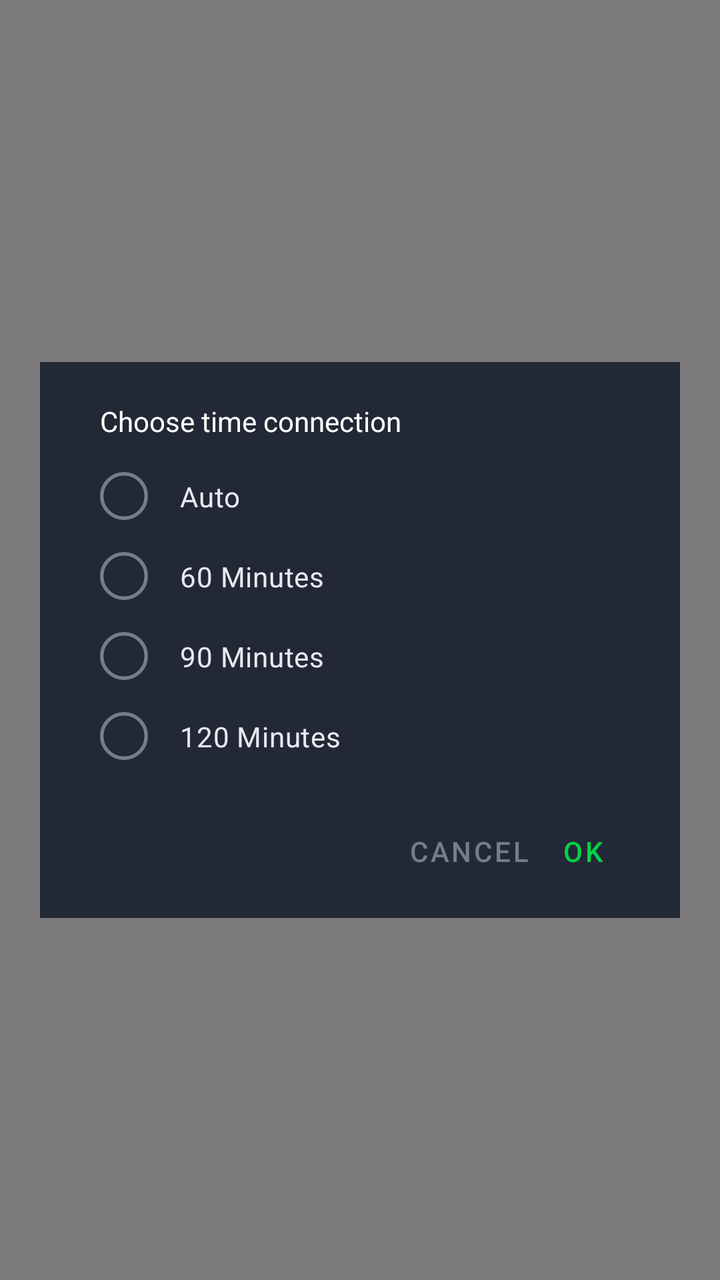
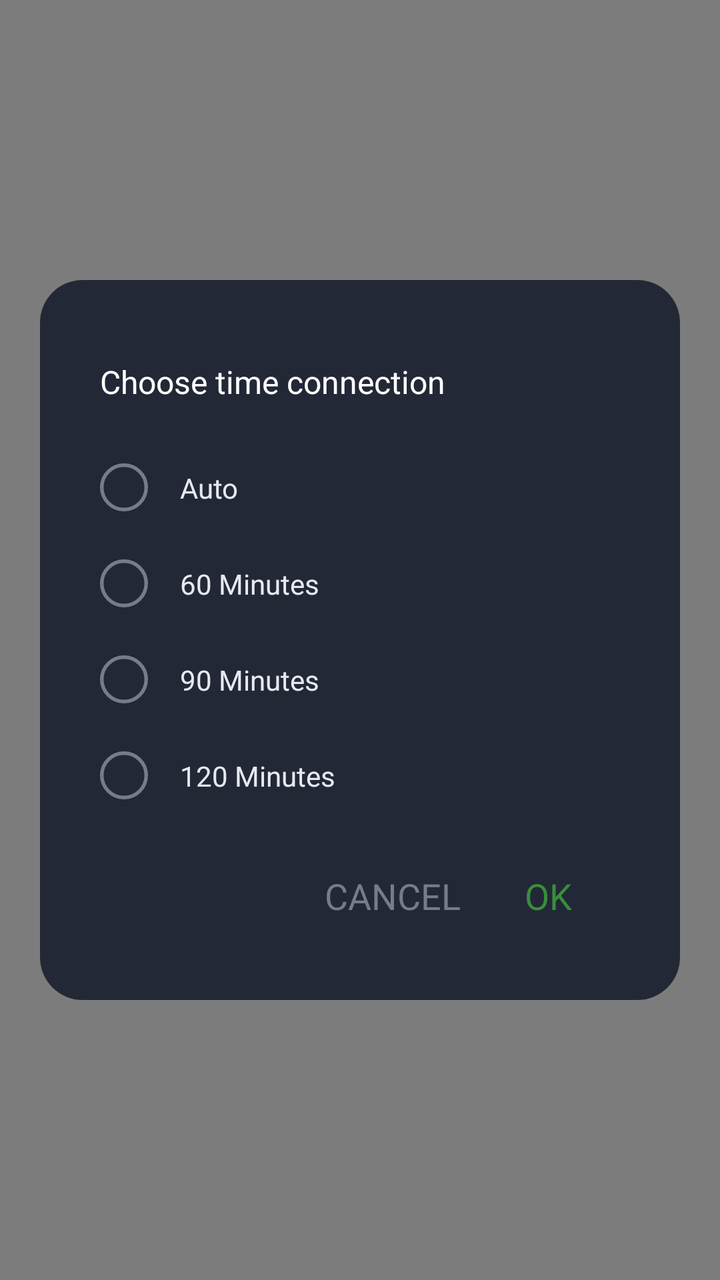

The first picture is an Android layout as it rendered before a commit; the second is the same layout after the commit. The layout source and the unified diff follow.
<!-- AndroidManifest.xml: application theme Theme.SuperVPN -->
<!-- res/layout/dialog_settime.xml -->
<?xml version="1.0" encoding="utf-8"?>
<FrameLayout xmlns:android="http://schemas.android.com/apk/res/android"
    xmlns:app="http://schemas.android.com/apk/res-auto"
    android:layout_width="match_parent"
    android:background="#80000000"
    android:layout_height="match_parent">

    <androidx.constraintlayout.widget.ConstraintLayout
        android:layout_width="match_parent"
        android:layout_height="wrap_content"
        android:layout_gravity="center"
        android:background="#232836"
        android:focusable="true"
        android:layout_marginHorizontal="20dp"
        android:focusableInTouchMode="true"
        android:paddingHorizontal="30dp"
        android:paddingVertical="20dp">

        <androidx.appcompat.widget.AppCompatTextView
            android:id="@+id/tv_title"
            android:layout_width="wrap_content"
            android:layout_height="wrap_content"
            android:text="@string/home_settime"
            android:textColor="@color/white"
            app:layout_constraintStart_toStartOf="parent"
            app:layout_constraintTop_toTopOf="parent" />

        <androidx.appcompat.widget.AppCompatCheckBox
            android:id="@+id/auto_checkbox"
            android:layout_width="24dp"
            android:layout_height="24dp"
            android:layout_marginTop="16dp"
            android:background="@drawable/settime_checkbox"
            android:button="@null"
            android:checked="false"
            android:layout_marginEnd="20dp"
            app:layout_constraintStart_toStartOf="parent"
            app:layout_constraintTop_toBottomOf="@+id/tv_title" />

        <androidx.appcompat.widget.AppCompatTextView
            android:id="@+id/auto_text"
            android:layout_width="0dp"
            android:layout_height="wrap_content"
            android:text="@string/auto"
            android:layout_marginStart="16dp"
            android:textColor="#E6E9F0"
            android:textAppearance="?textAppearanceBody2"
            app:layout_constraintStart_toEndOf="@+id/auto_checkbox"
            app:layout_constraintTop_toTopOf="@+id/auto_checkbox"
            app:layout_constraintBottom_toBottomOf="@+id/auto_checkbox"/>


        <androidx.appcompat.widget.AppCompatCheckBox
            android:id="@+id/min_60"
            android:layout_width="24dp"
            android:layout_height="24dp"
            android:layout_marginTop="16dp"
            android:background="@drawable/settime_checkbox"
            android:button="@null"
            android:checked="false"
            android:layout_marginEnd="20dp"
            app:layout_constraintStart_toStartOf="parent"
            app:layout_constraintTop_toBottomOf="@+id/auto_checkbox" />

        <androidx.appcompat.widget.AppCompatTextView
            android:id="@+id/min_60_text"
            android:layout_width="0dp"
            android:layout_height="wrap_content"
            android:text="@string/min_60"
            android:layout_marginStart="16dp"
            android:textColor="#E6E9F0"
            android:textAppearance="?textAppearanceBody2"
            app:layout_constraintStart_toEndOf="@+id/min_60"
            app:layout_constraintTop_toTopOf="@+id/min_60"
            app:layout_constraintBottom_toBottomOf="@+id/min_60"/>

        <androidx.appcompat.widget.AppCompatCheckBox
            android:id="@+id/min_90"
            android:layout_width="24dp"
            android:layout_height="24dp"
            android:layout_marginTop="16dp"
            android:background="@drawable/settime_checkbox"
            android:button="@null"
            android:checked="false"
            android:layout_marginEnd="20dp"
            app:layout_constraintStart_toStartOf="parent"
            app:layout_constraintTop_toBottomOf="@+id/min_60" />

        <androidx.appcompat.widget.AppCompatTextView
            android:id="@+id/min_90_text"
            android:layout_width="0dp"
            android:layout_height="wrap_content"
            android:text="@string/min_90"
            android:layout_marginStart="16dp"
            android:textColor="#E6E9F0"
            android:textAppearance="?textAppearanceBody2"
            app:layout_constraintStart_toEndOf="@+id/min_90"
            app:layout_constraintTop_toTopOf="@+id/min_90"
            app:layout_constraintBottom_toBottomOf="@+id/min_90"/>

        <androidx.appcompat.widget.AppCompatCheckBox
            android:id="@+id/min_120"
            android:layout_width="24dp"
            android:layout_height="24dp"
            android:layout_marginTop="16dp"
            android:background="@drawable/settime_checkbox"
            android:button="@null"
            android:checked="false"
            android:layout_marginEnd="20dp"
            app:layout_constraintStart_toStartOf="parent"
            app:layout_constraintTop_toBottomOf="@+id/min_90" />

        <androidx.appcompat.widget.AppCompatTextView
            android:id="@+id/min_120_text"
            android:layout_width="0dp"
            android:layout_height="wrap_content"
            android:text="@string/min_120"
            android:layout_marginStart="16dp"
            android:textColor="#E6E9F0"
            android:textAppearance="?textAppearanceBody2"
            app:layout_constraintStart_toEndOf="@+id/min_120"
            app:layout_constraintTop_toTopOf="@+id/min_120"
            app:layout_constraintBottom_toBottomOf="@+id/min_120"/>

        <androidx.appcompat.widget.AppCompatTextView
            android:id="@+id/btn_cancel"
            android:layout_width="wrap_content"
            android:layout_height="wrap_content"
            android:layout_marginTop="32dp"
            android:gravity="center"
            android:paddingStart="@dimen/margin_medium"
            android:paddingTop="@dimen/margin_small"
            android:paddingEnd="@dimen/margin_medium"
            android:paddingBottom="@dimen/margin_small"
            android:text="@string/btn_cancel"
            android:textColor="#767C8A"
            android:textAllCaps="true"
            android:textAppearance="?textAppearanceButton"
            app:layout_constraintEnd_toStartOf="@+id/btn_ok"
            app:layout_constraintTop_toBottomOf="@+id/min_120" />


        <androidx.appcompat.widget.AppCompatTextView
            android:id="@+id/btn_ok"
            android:layout_width="wrap_content"
            android:layout_height="wrap_content"
            android:layout_marginTop="32dp"
            android:gravity="center"
            android:paddingStart="@dimen/margin_medium"
            android:paddingTop="@dimen/margin_small"
            android:paddingEnd="@dimen/margin_medium"
            android:paddingBottom="@dimen/margin_small"
            android:text="@string/btn_ok"
            android:textColor="#01D347"
            android:textAllCaps="true"
            android:textAppearance="?textAppearanceButton"
            app:layout_constraintEnd_toEndOf="parent"
            app:layout_constraintTop_toBottomOf="@+id/min_120" />

    </androidx.constraintlayout.widget.ConstraintLayout>
</FrameLayout>
<!-- resources referenced by this layout -->
<resources>
  <color name="white">#FFFFFFFF</color>
  <dimen name="margin_medium">8dp</dimen>
  <dimen name="margin_small">4dp</dimen>
  <!-- drawable settime_checkbox (drawable) -->
  <?xml version="1.0" encoding="utf-8"?>
  <selector xmlns:android="http://schemas.android.com/apk/res/android">
      <item android:state_checked="true" android:drawable="@drawable/ic_settime_checked" />
      <item android:state_checked="false" android:drawable="@drawable/ic_settime_uncheck" />
  </selector>
  <string name="auto">Auto</string>
  <string name="btn_cancel">Cancel</string>
  <string name="btn_ok">OK</string>
  <string name="home_settime">Choose time connection</string>
  <string name="min_120">120 Minutes</string>
  <string name="min_60">60 Minutes</string>
  <string name="min_90">90 Minutes</string>
  <style name="Theme.SuperVPN" parent="android:Theme.Material.Light.NoActionBar">
          <item name="android:windowFullscreen">true</item>
      </style>
  <!-- unchanged entries left out for length: 2 -->
</resources>

<!-- the commit's change to res/layout/dialog_settime.xml (unified diff, before → after) -->
@@ -9,19 +9,20 @@
         android:layout_width="match_parent"
         android:layout_height="wrap_content"
         android:layout_gravity="center"
-        android:background="#232836"
+        android:background="@drawable/bg_popup"
         android:focusable="true"
         android:layout_marginHorizontal="20dp"
         android:focusableInTouchMode="true"
         android:paddingHorizontal="30dp"
-        android:paddingVertical="20dp">
+        android:paddingVertical="@dimen/margin_3x">
 
         <androidx.appcompat.widget.AppCompatTextView
             android:id="@+id/tv_title"
             android:layout_width="wrap_content"
             android:layout_height="wrap_content"
+            android:layout_marginTop="@dimen/margin_small"
             android:text="@string/home_settime"
-            android:textColor="@color/white"
+            android:textAppearance="@style/App_TextAppearanceBody1"
             app:layout_constraintStart_toStartOf="parent"
             app:layout_constraintTop_toTopOf="parent" />
 
@@ -29,7 +30,7 @@
             android:id="@+id/auto_checkbox"
             android:layout_width="24dp"
             android:layout_height="24dp"
-            android:layout_marginTop="16dp"
+            android:layout_marginTop="@dimen/size_30"
             android:background="@drawable/settime_checkbox"
             android:button="@null"
             android:checked="false"
@@ -42,9 +43,9 @@
             android:layout_width="0dp"
             android:layout_height="wrap_content"
             android:text="@string/auto"
-            android:layout_marginStart="16dp"
-            android:textColor="#E6E9F0"
-            android:textAppearance="?textAppearanceBody2"
+            android:layout_marginStart="@dimen/size_16"
+            android:textColor="@color/text_gray_1"
+            android:textAppearance="@style/App_TextAppearanceBody2"
             app:layout_constraintStart_toEndOf="@+id/auto_checkbox"
             app:layout_constraintTop_toTopOf="@+id/auto_checkbox"
             app:layout_constraintBottom_toBottomOf="@+id/auto_checkbox"/>
@@ -54,7 +55,7 @@
             android:id="@+id/min_60"
             android:layout_width="24dp"
             android:layout_height="24dp"
-            android:layout_marginTop="16dp"
+            android:layout_marginTop="@dimen/margin_24"
             android:background="@drawable/settime_checkbox"
             android:button="@null"
             android:checked="false"
@@ -78,7 +79,7 @@
             android:id="@+id/min_90"
             android:layout_width="24dp"
             android:layout_height="24dp"
-            android:layout_marginTop="16dp"
+            android:layout_marginTop="@dimen/margin_24"
             android:background="@drawable/settime_checkbox"
             android:button="@null"
             android:checked="false"
@@ -102,7 +103,7 @@
             android:id="@+id/min_120"
             android:layout_width="24dp"
             android:layout_height="24dp"
-            android:layout_marginTop="16dp"
+            android:layout_marginTop="@dimen/margin_24"
             android:background="@drawable/settime_checkbox"
             android:button="@null"
             android:checked="false"
@@ -116,7 +117,7 @@
             android:layout_height="wrap_content"
             android:text="@string/min_120"
             android:layout_marginStart="16dp"
-            android:textColor="#E6E9F0"
+            android:textColor="@color/text_gray_1"
             android:textAppearance="?textAppearanceBody2"
             app:layout_constraintStart_toEndOf="@+id/min_120"
             app:layout_constraintTop_toTopOf="@+id/min_120"
@@ -133,9 +134,9 @@
             android:paddingEnd="@dimen/margin_medium"
             android:paddingBottom="@dimen/margin_small"
             android:text="@string/btn_cancel"
-            android:textColor="#767C8A"
+            android:textColor="@color/text_gray_2"
             android:textAllCaps="true"
-            android:textAppearance="?textAppearanceButton"
+            android:textAppearance="@style/App_TextAppearanceButton1"
             app:layout_constraintEnd_toStartOf="@+id/btn_ok"
             app:layout_constraintTop_toBottomOf="@+id/min_120" />
 
@@ -146,14 +147,13 @@
             android:layout_height="wrap_content"
             android:layout_marginTop="32dp"
             android:gravity="center"
-            android:paddingStart="@dimen/margin_medium"
+            android:paddingStart="@dimen/margin_24"
             android:paddingTop="@dimen/margin_small"
-            android:paddingEnd="@dimen/margin_medium"
+            android:paddingEnd="@dimen/margin_24"
             android:paddingBottom="@dimen/margin_small"
             android:text="@string/btn_ok"
-            android:textColor="#01D347"
-            android:textAllCaps="true"
-            android:textAppearance="?textAppearanceButton"
+            android:textColor="@color/successColor"
+            android:textAppearance="@style/App_TextAppearanceButton1"
             app:layout_constraintEnd_toEndOf="parent"
             app:layout_constraintTop_toBottomOf="@+id/min_120" />
 
<!-- resource entries referenced after the edit -->
@@ -1,8 +1,33 @@
 <!-- resources referenced by this layout -->
 <resources>
+  <color name="successColor">#388E3C</color>
+  <color name="text_gray_1">#E6E9F0</color>
+  <color name="text_gray_2">#767C8A</color>
+  <dimen name="margin_24">24dp</dimen>
+  <dimen name="margin_3x">36dp</dimen>
   <color name="white">#FFFFFFFF</color>
+  <style name="App_TextAppearanceTitle1" parent="TextAppearance.AppCompat.Title">
+          <item name="fontFamily">@font/inter_bold</item>
+          <item name="android:textSize">22sp</item>
+          <item name="android:textColor">@color/white</item>
+          <item name="android:includeFontPadding">false</item>
+      </style>
+  <style name="App_TextAppearanceTitle2" parent="TextAppearance.AppCompat.Title">
+          <item name="fontFamily">@font/inter_bold</item>
+          <item name="android:textSize">16sp</item>
+          <item name="android:textColor">@color/successColor</item>
+          <item name="android:includeFontPadding">false</item>
+      </style>
   <dimen name="margin_medium">8dp</dimen>
   <dimen name="margin_small">4dp</dimen>
+  <dimen name="size_16">16dp</dimen>
+  <dimen name="size_30">30dp</dimen>
+  <!-- drawable bg_popup (drawable) -->
+  <?xml version="1.0" encoding="utf-8"?>
+  <shape android:shape="rectangle" xmlns:android="http://schemas.android.com/apk/res/android">
+      <solid android:color="#232836"/>
+      <corners android:radius="@dimen/size20"/>
+  </shape>
   <!-- drawable settime_checkbox (drawable) -->
   <?xml version="1.0" encoding="utf-8"?>
   <selector xmlns:android="http://schemas.android.com/apk/res/android">
@@ -16,9 +41,36 @@
   <string name="min_120">120 Minutes</string>
   <string name="min_60">60 Minutes</string>
   <string name="min_90">90 Minutes</string>
-  <style name="Theme.SuperVPN" parent="android:Theme.Material.Light.NoActionBar">
+  <style name="App_TextAppearanceBody1" parent="TextAppearance.AppCompat.Title">
+          <item name="fontFamily">@font/inter_bold</item>
+          <item name="android:textSize">16sp</item>
+          <item name="android:textColor">@color/white</item>
+          <item name="android:includeFontPadding">false</item>
+      </style>
+  <style name="App_TextAppearanceBody2" parent="TextAppearance.AppCompat.Title">
+          <item name="fontFamily">@font/inter_bold</item>
+          <item name="android:textSize">14sp</item>
+          <item name="android:textStyle">normal</item>
+          <item name="android:textColor">@color/white</item>
+          <item name="android:includeFontPadding">false</item>
+      </style>
+  <style name="App_TextAppearanceButton1" parent="TextAppearance.AppCompat.Title">
+          <item name="fontFamily">@font/inter_bold</item>
+          <item name="android:textSize">18sp</item>
+          <item name="android:textColor">@color/white</item>
+          <item name="android:textAllCaps">true</item>
+          <item name="android:includeFontPadding">false</item>
+      </style>
+  <style name="Theme.SuperVPN" parent="Theme.AppCompat.Light.NoActionBar">
           <item name="android:windowFullscreen">true</item>
+          
+          <item name="textAppearanceHeadline3">@style/App_TextAppearanceTitle1</item>
+          <item name="textAppearanceHeadline4">@style/App_TextAppearanceTitle2</item>
+  
+          <item name="textAppearanceBody1">@style/App_TextAppearanceBody1</item>
+          <item name="textAppearanceBody2">@style/App_TextAppearanceBody2</item>
       </style>
+  <dimen name="size20">21.3333dp</dimen>
   <!-- unchanged entries left out for length: 2 -->
 </resources>
 
